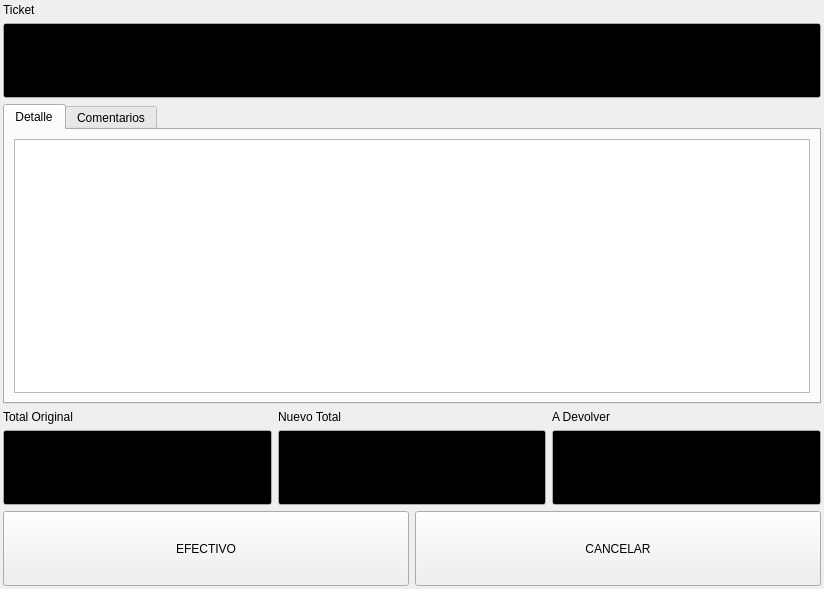
First picture: the form in bulmages/bulmatpv/plugins/plugindevolucion/devolucionbase.ui, repository eboladev/Bulmages-1, before the edit.
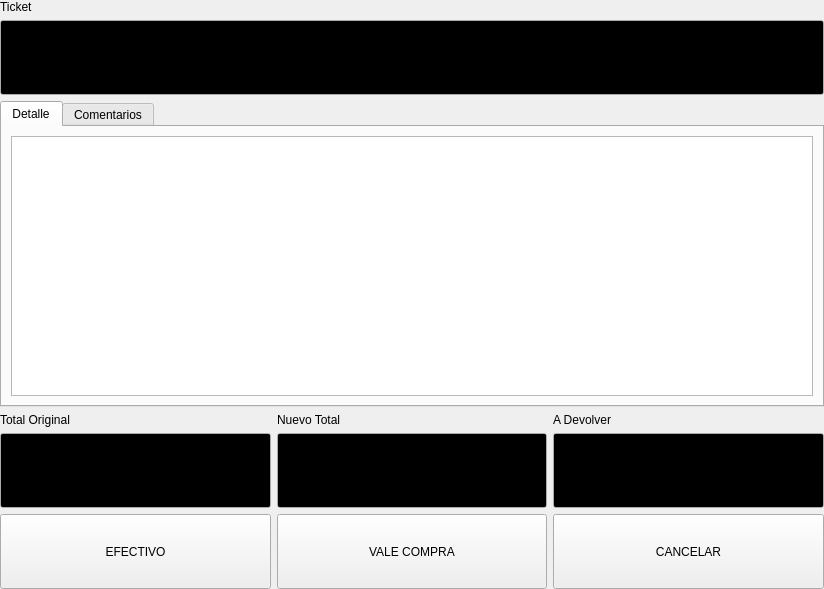
Second picture: the form after the edit.

Commit message: Introduzco el vale descuento en la devolucion de tickets.

```diff
--- a/bulmages/bulmatpv/plugins/plugindevolucion/devolucionbase.ui
+++ b/bulmages/bulmatpv/plugins/plugindevolucion/devolucionbase.ui
@@ -20,7 +20,7 @@
   </property>
   <layout class="QVBoxLayout" name="verticalLayout_4" >
    <property name="margin" >
-    <number>3</number>
+    <number>0</number>
    </property>
    <item>
     <layout class="QVBoxLayout" >
@@ -155,8 +155,8 @@
        <rect>
         <x>0</x>
         <y>0</y>
-        <width>814</width>
-        <height>248</height>
+        <width>820</width>
+        <height>254</height>
        </rect>
       </property>
       <attribute name="title" >
@@ -562,7 +562,7 @@
     </layout>
    </item>
    <item>
-    <layout class="QHBoxLayout" >
+    <layout class="QHBoxLayout" name="horizontalLayout_2" >
      <item>
       <widget class="QPushButton" name="mui_devolver" >
        <property name="minimumSize" >
@@ -579,6 +579,22 @@
        </property>
       </widget>
      </item>
+     <item>
+      <widget class="QPushButton" name="mui_vale" >
+       <property name="minimumSize" >
+        <size>
+         <width>0</width>
+         <height>75</height>
+        </size>
+       </property>
+       <property name="focusPolicy" >
+        <enum>Qt::NoFocus</enum>
+       </property>
+       <property name="text" >
+        <string>VALE COMPRA</string>
+       </property>
+      </widget>
+     </item>
      <item>
       <widget class="QPushButton" name="mui_cancelar" >
        <property name="minimumSize" >
```
Left out of the diff: 4 changed lines with no effect on the pictures. The commit also changes 2 other files.
